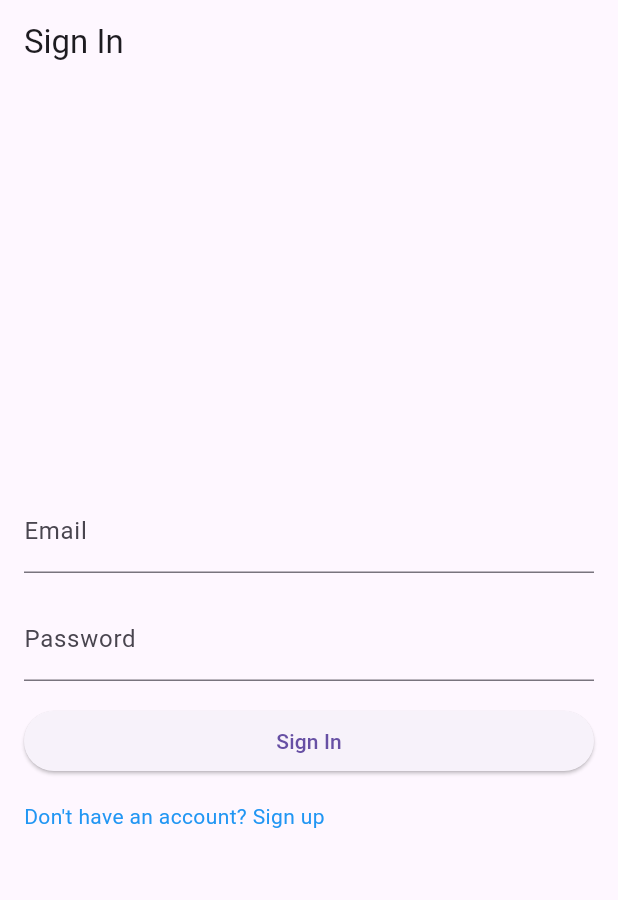
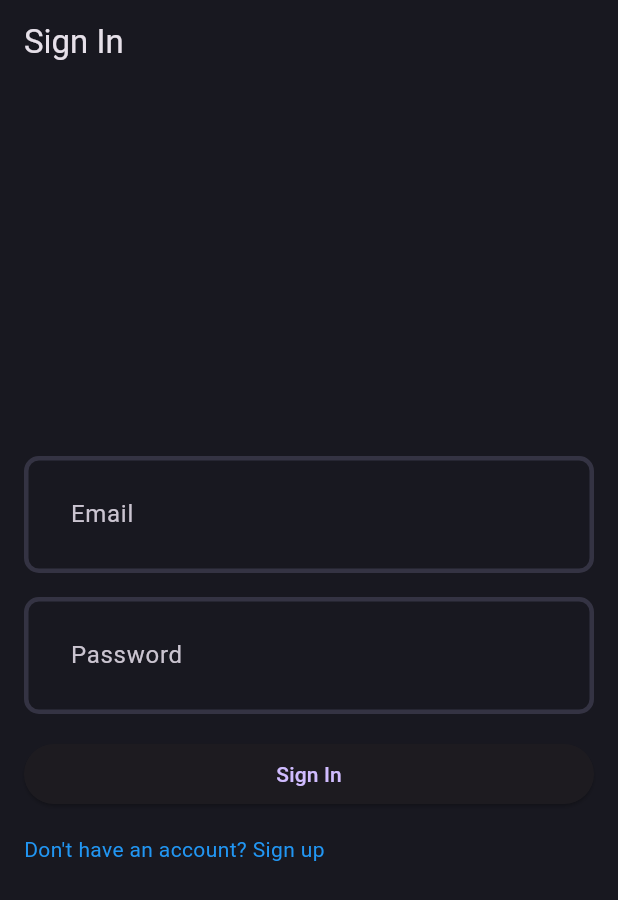
Before and after one commit to creotove/firebase-blog, a Flutter app: the screen it shows after launch, on a phone screen of 412 x 824 dp. Shown: the top 900 px of the screen. Run offline on Flutter 3.47's test engine with Material 3 defaults, Android fonts, the phone set to English and light mode, and no system bars; our stand-ins replace cloud_firestore, firebase_analytics, firebase_auth, firebase_core, firebase_dynamic_links, firebase_storage and 2 more; accounts and stored records are empty.

Commit message:
add: theme changed, profile update feature

```diff
--- a/lib/features/screens/blog/blog_screen.dart
+++ b/lib/features/screens/blog/blog_screen.dart
@@ -61,7 +61,7 @@ class _BlogViewState extends State<BlogView> {
               padding: const EdgeInsets.all(16.0),
               child: Column(
                 crossAxisAlignment: CrossAxisAlignment.stretch,
-                children: [
+                children: <Widget>[
                   Text(
                     title,
                     style: const TextStyle(
--- a/lib/main.dart
+++ b/lib/main.dart
@@ -3,6 +3,9 @@ import 'package:blog/features/screens/blog/blog_screen.dart';
 import 'package:blog/features/screens/blog/home_page.dart';
 import 'package:blog/features/screens/auth/sign_in_page.dart';
 import 'package:blog/features/screens/auth/sign_up_page.dart';
+import 'package:blog/features/screens/profile/edit_profile.dart';
+import 'package:blog/features/screens/profile/profile_page.dart';
+import 'package:blog/theme/theme.dart';
 import 'package:firebase_analytics/firebase_analytics.dart';
 import 'package:firebase_dynamic_links/firebase_dynamic_links.dart';
 import 'package:flutter/material.dart';
@@ -93,10 +96,8 @@ void main() async {
   final authBloc = AuthenticationBloc();
 
   void initDynamicLinks(BuildContext context) async {
-    print("=====================================");
     FirebaseDynamicLinks.instance.onLink;
     FirebaseAnalytics analytics = FirebaseAnalytics.instance;
-    print("=====================================");
     print(analytics.appInstanceId);
 
     final data = await FirebaseDynamicLinks.instance.getInitialLink();
@@ -129,9 +130,7 @@ class _MyAppState extends State<MyApp> {
   @override
   void initState() {
     super.initState();
-    print("===================B4==================");
-    widget.initDynamicLinks(context); // Call the function with context
-    print("====================A4=================");
+    widget.initDynamicLinks(context);
   }
 
   @override
@@ -139,10 +138,7 @@ class _MyAppState extends State<MyApp> {
     return MaterialApp(
       debugShowCheckedModeBanner: false,
       title: 'Blog App',
-      theme: ThemeData(
-        primarySwatch: Colors.blue,
-        visualDensity: VisualDensity.adaptivePlatformDensity,
-      ),
+      theme: AppTheme.darkThemeMode,
       initialRoute: '/',
       routes: {
         '/': (context) {
@@ -160,7 +156,10 @@ class _MyAppState extends State<MyApp> {
           }
         },
         '/login': (context) => SignInPage(authBloc: widget.authBloc),
+        '/edit-profile': (context) =>
+            EditProfilePage(authBloc: widget.authBloc),
         '/signup': (context) => SignUpPage(authBloc: widget.authBloc),
+        '/profile': (context) => ProfilePage(authBloc: widget.authBloc),
         '/blog-view': (context) {
           final args = ModalRoute.of(context)!.settings.arguments as String;
           if (widget.authBloc.isAuthenticated()) {
--- /dev/null
+++ b/lib/theme/app_pallete.dart
@@ -0,0 +1,13 @@
+import 'package:flutter/material.dart';
+
+class AppPallete {
+  static const Color backgroundColor = Color.fromRGBO(24, 24, 32, 1);
+  static const Color gradient1 = Color.fromRGBO(187, 63, 221, 1);
+  static const Color gradient2 = Color.fromRGBO(251, 109, 169, 1);
+  static const Color gradient3 = Color.fromRGBO(255, 159, 124, 1);
+  static const Color borderColor = Color.fromRGBO(52, 51, 67, 1);
+  static const Color whiteColor = Colors.white;
+  static const Color greyColor = Colors.grey;
+  static const Color errorColor = Colors.redAccent;
+  static const Color transparentColor = Colors.transparent;
+}
--- /dev/null
+++ b/lib/theme/theme.dart
@@ -0,0 +1,31 @@
+import 'package:blog/theme/app_pallete.dart';
+import 'package:flutter/material.dart';
+
+class AppTheme {
+  static _border([Color color = AppPallete.borderColor]) => OutlineInputBorder(
+        borderSide: BorderSide(
+          color: color,
+          width: 3,
+        ),
+        borderRadius: BorderRadius.circular(10),
+      );
+  static final darkThemeMode = ThemeData.dark().copyWith(
+    scaffoldBackgroundColor: AppPallete.backgroundColor,
+    appBarTheme: const AppBarTheme(
+      backgroundColor: AppPallete.backgroundColor,
+    ),
+    chipTheme: const ChipThemeData(
+      color: MaterialStatePropertyAll(
+        AppPallete.backgroundColor,
+      ),
+      side: BorderSide.none,
+    ),
+    inputDecorationTheme: InputDecorationTheme(
+      contentPadding: const EdgeInsets.all(27),
+      border: _border(),
+      enabledBorder: _border(),
+      focusedBorder: _border(AppPallete.gradient2),
+      errorBorder: _border(AppPallete.errorColor),
+    ),
+  );
+}
--- /dev/null
+++ b/lib/utils/format_date.dart
@@ -0,0 +1,5 @@
+import 'package:intl/intl.dart';
+
+String formatDateBydMMMYYYY(DateTime dateTime) {
+  return DateFormat("d MMM, yyyy").format(dateTime);
+}
```
Also changed, not shown: lib/authentication.dart (+23 -0 lines), lib/features/screens/auth/sign_in_page.dart (+0 -45 lines), lib/features/screens/blog/home_page.dart (+28 -8 lines), lib/features/screens/profile/edit_profile.dart (added, +123 -0 lines), lib/features/screens/profile/profile_page.dart (added, +252 -0 lines), lib/utils/calculate_reading_time.dart (added, +7 -0 lines), lib/utils/pick_image copy.dart (added, +14 -0 lines), lib/utils/show_snackbar.dart (added, +9 -0 lines), lib/widgets/text_filed.dart (added, +32 -0 lines).
